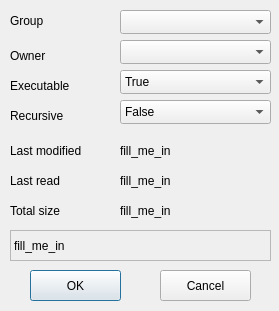
Old version of the form src/qproperties/qproperties.ui in the repository fluxer/bfp.
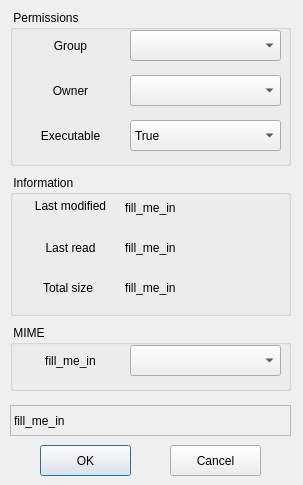
New version of the form. Icons and pictures are not drawn.

Commit message: implemented mime support into qproperties

What changed in the file:
```diff
--- a/src/qproperties/qproperties.ui
+++ b/src/qproperties/qproperties.ui
@@ -6,8 +6,8 @@
    <rect>
     <x>0</x>
     <y>0</y>
-    <width>279</width>
-    <height>311</height>
+    <width>303</width>
+    <height>485</height>
    </rect>
   </property>
   <property name="sizePolicy">
@@ -18,14 +18,14 @@
   </property>
   <property name="minimumSize">
    <size>
-    <width>279</width>
-    <height>311</height>
+    <width>303</width>
+    <height>485</height>
    </size>
   </property>
   <property name="maximumSize">
    <size>
-    <width>279</width>
-    <height>311</height>
+    <width>303</width>
+    <height>485</height>
    </size>
   </property>
   <property name="windowTitle">
@@ -35,143 +35,12 @@
    <iconset resource="../qresources/libqresources.qrc">
     <normaloff>:/share/qresources/resources/stock_properties.svg</normaloff>:/share/qresources/resources/stock_properties.svg</iconset>
   </property>
-  <widget class="QComboBox" name="groupBox">
-   <property name="geometry">
-    <rect>
-     <x>120</x>
-     <y>10</y>
-     <width>151</width>
-     <height>24</height>
-    </rect>
-   </property>
-  </widget>
-  <widget class="QComboBox" name="ownerBox">
-   <property name="geometry">
-    <rect>
-     <x>120</x>
-     <y>40</y>
-     <width>151</width>
-     <height>24</height>
-    </rect>
-   </property>
-  </widget>
-  <widget class="QLabel" name="label">
-   <property name="geometry">
-    <rect>
-     <x>10</x>
-     <y>10</y>
-     <width>101</width>
-     <height>21</height>
-    </rect>
-   </property>
-   <property name="text">
-    <string>Group</string>
-   </property>
-  </widget>
-  <widget class="QLabel" name="label_2">
-   <property name="geometry">
-    <rect>
-     <x>10</x>
-     <y>40</y>
-     <width>101</width>
-     <height>31</height>
-    </rect>
-   </property>
-   <property name="text">
-    <string>Owner</string>
-   </property>
-  </widget>
-  <widget class="QLabel" name="label_3">
-   <property name="geometry">
-    <rect>
-     <x>10</x>
-     <y>140</y>
-     <width>101</width>
-     <height>21</height>
-    </rect>
-   </property>
-   <property name="text">
-    <string>Last modified</string>
-   </property>
-  </widget>
-  <widget class="QLabel" name="label_4">
-   <property name="geometry">
-    <rect>
-     <x>10</x>
-     <y>170</y>
-     <width>101</width>
-     <height>21</height>
-    </rect>
-   </property>
-   <property name="text">
-    <string>Last read</string>
-   </property>
-  </widget>
-  <widget class="QLabel" name="lastReadLabel">
-   <property name="geometry">
-    <rect>
-     <x>120</x>
-     <y>170</y>
-     <width>151</width>
-     <height>21</height>
-    </rect>
-   </property>
-   <property name="text">
-    <string>fill_me_in</string>
-   </property>
-  </widget>
-  <widget class="QLabel" name="lastModifiedLabel">
-   <property name="geometry">
-    <rect>
-     <x>120</x>
-     <y>140</y>
-     <width>151</width>
-     <height>21</height>
-    </rect>
-   </property>
-   <property name="text">
-    <string>fill_me_in</string>
-   </property>
-  </widget>
-  <widget class="QLabel" name="label_7">
-   <property name="geometry">
-    <rect>
-     <x>10</x>
-     <y>70</y>
-     <width>101</width>
-     <height>31</height>
-    </rect>
-   </property>
-   <property name="text">
-    <string>Executable</string>
-   </property>
-  </widget>
-  <widget class="QComboBox" name="executableBox">
-   <property name="geometry">
-    <rect>
-     <x>120</x>
-     <y>70</y>
-     <width>151</width>
-     <height>24</height>
-    </rect>
-   </property>
-   <item>
-    <property name="text">
-     <string>True</string>
-    </property>
-   </item>
-   <item>
-    <property name="text">
-     <string>False</string>
-    </property>
-   </item>
-  </widget>
   <widget class="QLabel" name="filePathLabel">
    <property name="geometry">
     <rect>
      <x>10</x>
-     <y>230</y>
-     <width>261</width>
+     <y>405</y>
+     <width>281</width>
      <height>31</height>
     </rect>
    </property>
@@ -188,8 +57,8 @@
   <widget class="QPushButton" name="okButton">
    <property name="geometry">
     <rect>
-     <x>30</x>
-     <y>270</y>
+     <x>40</x>
+     <y>445</y>
      <width>91</width>
      <height>31</height>
     </rect>
@@ -205,8 +74,8 @@
   <widget class="QPushButton" name="cancelButton">
    <property name="geometry">
     <rect>
-     <x>160</x>
-     <y>270</y>
+     <x>170</x>
+     <y>445</y>
      <width>91</width>
      <height>31</height>
     </rect>
@@ -219,64 +88,269 @@
      <normaloff>:/share/qresources/resources/editdelete.svg</normaloff>:/share/qresources/resources/editdelete.svg</iconset>
    </property>
   </widget>
-  <widget class="QLabel" name="label_8">
+  <widget class="QGroupBox" name="groupBox_2">
    <property name="geometry">
     <rect>
      <x>10</x>
-     <y>100</y>
-     <width>101</width>
-     <height>31</height>
+     <y>10</y>
+     <width>281</width>
+     <height>156</height>
     </rect>
    </property>
-   <property name="text">
-    <string>Recursive</string>
+   <property name="title">
+    <string> Permissions </string>
    </property>
-  </widget>
-  <widget class="QComboBox" name="recursiveBox">
-   <property name="geometry">
-    <rect>
-     <x>120</x>
-     <y>100</y>
-     <width>151</width>
-     <height>24</height>
-    </rect>
-   </property>
-   <item>
+   <widget class="QComboBox" name="groupBox">
+    <property name="geometry">
+     <rect>
+      <x>120</x>
+      <y>20</y>
+      <width>151</width>
+      <height>31</height>
+     </rect>
+    </property>
+   </widget>
+   <widget class="QLabel" name="label">
+    <property name="geometry">
+     <rect>
+      <x>15</x>
+      <y>25</y>
+      <width>91</width>
+      <height>21</height>
+     </rect>
+    </property>
+    <property name="layoutDirection">
+     <enum>Qt::LeftToRight</enum>
+    </property>
     <property name="text">
-     <string>False</string>
+     <string>Group</string>
     </property>
-   </item>
-   <item>
+    <property name="alignment">
+     <set>Qt::AlignCenter</set>
+    </property>
+   </widget>
+   <widget class="QLabel" name="label_7">
+    <property name="geometry">
+     <rect>
+      <x>15</x>
+      <y>110</y>
+      <width>91</width>
+      <height>31</height>
+     </rect>
+    </property>
+    <property name="layoutDirection">
+     <enum>Qt::LeftToRight</enum>
+    </property>
     <property name="text">
-     <string>True</string>
+     <string>Executable</string>
     </property>
-   </item>
+    <property name="alignment">
+     <set>Qt::AlignCenter</set>
+    </property>
+   </widget>
+   <widget class="QComboBox" name="executableBox">
+    <property name="geometry">
+     <rect>
+      <x>120</x>
+      <y>110</y>
+      <width>151</width>
+      <height>31</height>
+     </rect>
+    </property>
+    <item>
+     <property name="text">
+      <string>True</string>
+     </property>
+    </item>
+    <item>
+     <property name="text">
+      <string>False</string>
+     </property>
+    </item>
+   </widget>
+   <widget class="QComboBox" name="ownerBox">
+    <property name="geometry">
+     <rect>
+      <x>120</x>
+      <y>65</y>
+      <width>151</width>
+      <height>31</height>
+     </rect>
+    </property>
+   </widget>
+   <widget class="QLabel" name="label_2">
+    <property name="geometry">
+     <rect>
+      <x>15</x>
+      <y>65</y>
+      <width>91</width>
+      <height>31</height>
+     </rect>
+    </property>
+    <property name="layoutDirection">
+     <enum>Qt::LeftToRight</enum>
+    </property>
+    <property name="text">
+     <string>Owner</string>
+    </property>
+    <property name="alignment">
+     <set>Qt::AlignCenter</set>
+    </property>
+   </widget>
   </widget>
-  <widget class="QLabel" name="totalSizeLabel">
+  <widget class="QGroupBox" name="groupBox_3">
    <property name="geometry">
     <rect>
-     <x>120</x>
-     <y>200</y>
-     <width>151</width>
-     <height>21</height>
+     <x>10</x>
+     <y>175</y>
+     <width>281</width>
+     <height>141</height>
     </rect>
    </property>
-   <property name="text">
-    <string>fill_me_in</string>
+   <property name="title">
+    <string> Information </string>
    </property>
+   <widget class="QLabel" name="label_5">
+    <property name="geometry">
+     <rect>
+      <x>15</x>
+      <y>100</y>
+      <width>86</width>
+      <height>26</height>
+     </rect>
+    </property>
+    <property name="text">
+     <string>Total size</string>
+    </property>
+    <property name="alignment">
+     <set>Qt::AlignCenter</set>
+    </property>
+   </widget>
+   <widget class="QLabel" name="label_3">
+    <property name="geometry">
+     <rect>
+      <x>15</x>
+      <y>20</y>
+      <width>91</width>
+      <height>21</height>
+     </rect>
+    </property>
+    <property name="text">
+     <string>Last modified</string>
+    </property>
+    <property name="alignment">
+     <set>Qt::AlignCenter</set>
+    </property>
+   </widget>
+   <widget class="QLabel" name="label_4">
+    <property name="geometry">
+     <rect>
+      <x>15</x>
+      <y>60</y>
+      <width>91</width>
+      <height>26</height>
+     </rect>
+    </property>
+    <property name="text">
+     <string>Last read</string>
+    </property>
+    <property name="alignment">
+     <set>Qt::AlignCenter</set>
+    </property>
+   </widget>
+   <widget class="QLabel" name="lastModifiedLabel">
+    <property name="geometry">
+     <rect>
+      <x>115</x>
+      <y>20</y>
+      <width>151</width>
+      <height>26</height>
+     </rect>
+    </property>
+    <property name="text">
+     <string>fill_me_in</string>
+    </property>
+   </widget>
+   <widget class="QLabel" name="totalSizeLabel">
+    <property name="geometry">
+     <rect>
+      <x>115</x>
+      <y>100</y>
+      <width>151</width>
+      <height>26</height>
+     </rect>
+    </property>
+    <property name="text">
+     <string>fill_me_in</string>
+    </property>
+   </widget>
+   <widget class="QLabel" name="lastReadLabel">
+    <property name="geometry">
+     <rect>
+      <x>115</x>
+      <y>60</y>
+      <width>151</width>
+      <height>26</height>
+     </rect>
+    </property>
+    <property name="text">
+     <string>fill_me_in</string>
+    </property>
+   </widget>
+   <zorder>label_5</zorder>
+   <zorder>label_3</zorder>
+   <zorder>label_4</zorder>
+   <zorder>lastModifiedLabel</zorder>
+   <zorder>totalSizeLabel</zorder>
+   <zorder>lastReadLabel</zorder>
+   <zorder>groupBox_4</zorder>
   </widget>
-  <widget class="QLabel" name="label_5">
+  <widget class="QGroupBox" name="groupBox_4">
    <property name="geometry">
     <rect>
      <x>10</x>
-     <y>200</y>
-     <width>101</width>
-     <height>21</height>
+     <y>325</y>
+     <width>281</width>
+     <height>66</height>
     </rect>
    </property>
-   <property name="text">
-    <string>Total size</string>
+   <property name="title">
+    <string> MIME </string>
    </property>
+   <widget class="QComboBox" name="programBox">
+    <property name="geometry">
+     <rect>
+      <x>120</x>
+      <y>20</y>
+      <width>151</width>
+      <height>31</height>
+     </rect>
+    </property>
+    <item>
+     <property name="text">
+      <string/>
+     </property>
+    </item>
+   </widget>
+   <widget class="QLabel" name="mimeLabel">
+    <property name="geometry">
+     <rect>
+      <x>15</x>
+      <y>20</y>
+      <width>91</width>
+      <height>31</height>
+     </rect>
+    </property>
+    <property name="layoutDirection">
+     <enum>Qt::LeftToRight</enum>
+    </property>
+    <property name="text">
+     <string>fill_me_in</string>
+    </property>
+    <property name="alignment">
+     <set>Qt::AlignCenter</set>
+    </property>
+   </widget>
   </widget>
  </widget>
  <resources>
```
Left out of the diff: 17 changed lines with no effect on the pictures. The commit also changes 1 other file.
